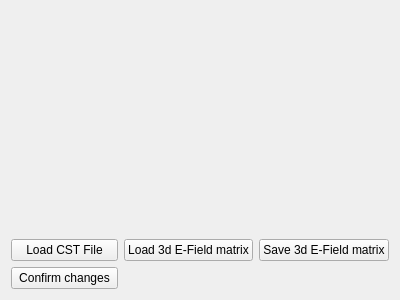
Before: the Qt Designer form ui_e_field_manipulation_widget.ui in TheJRapp/PeriphNeuronStim, drawn with Qt 5.
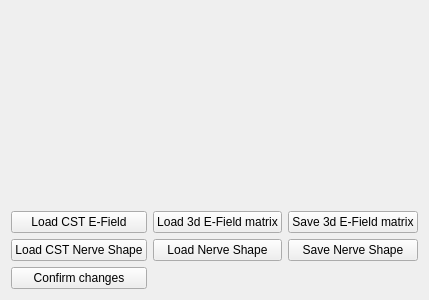
After: the same form once the commit is applied.

Commit message: separated axon, nerve management from main; -> nerve_widget started to include handling for nerve shape (from cst) instead of e_field_matrix; vast parts still missing

```diff
--- a/ui_e_field_manipulation_widget.ui
+++ b/ui_e_field_manipulation_widget.ui
@@ -14,6 +14,13 @@
    <string>Form</string>
   </property>
   <layout class="QGridLayout" name="gridLayout">
+   <item row="1" column="0">
+    <widget class="QPushButton" name="load_cst_button">
+     <property name="text">
+      <string>Load CST E-Field</string>
+     </property>
+    </widget>
+   </item>
    <item row="1" column="1">
     <widget class="QPushButton" name="load_e_field_button">
      <property name="text">
@@ -21,13 +28,6 @@
      </property>
     </widget>
    </item>
-   <item row="1" column="0">
-    <widget class="QPushButton" name="load_cst_button">
-     <property name="text">
-      <string>Load CST File</string>
-     </property>
-    </widget>
-   </item>
    <item row="1" column="2">
     <widget class="QPushButton" name="save_e_field_button">
      <property name="text">
@@ -35,6 +35,13 @@
      </property>
     </widget>
    </item>
+   <item row="3" column="0">
+    <widget class="QPushButton" name="confirm_button">
+     <property name="text">
+      <string>Confirm changes</string>
+     </property>
+    </widget>
+   </item>
    <item row="0" column="0" colspan="3">
     <widget class="QWidget" name="e_field_widget" native="true">
      <property name="sizePolicy">
@@ -47,9 +54,23 @@
     </widget>
    </item>
    <item row="2" column="0">
-    <widget class="QPushButton" name="confirm_button">
+    <widget class="QPushButton" name="load_nerve_shape_button">
      <property name="text">
-      <string>Confirm changes</string>
+      <string>Load CST Nerve Shape</string>
+     </property>
+    </widget>
+   </item>
+   <item row="2" column="1">
+    <widget class="QPushButton" name="load_saved_nerve_shape_button">
+     <property name="text">
+      <string>Load Nerve Shape</string>
+     </property>
+    </widget>
+   </item>
+   <item row="2" column="2">
+    <widget class="QPushButton" name="save_nerve_shape_button">
+     <property name="text">
+      <string>Save Nerve Shape</string>
      </property>
     </widget>
    </item>
```
The commit also changes 8 other files.
